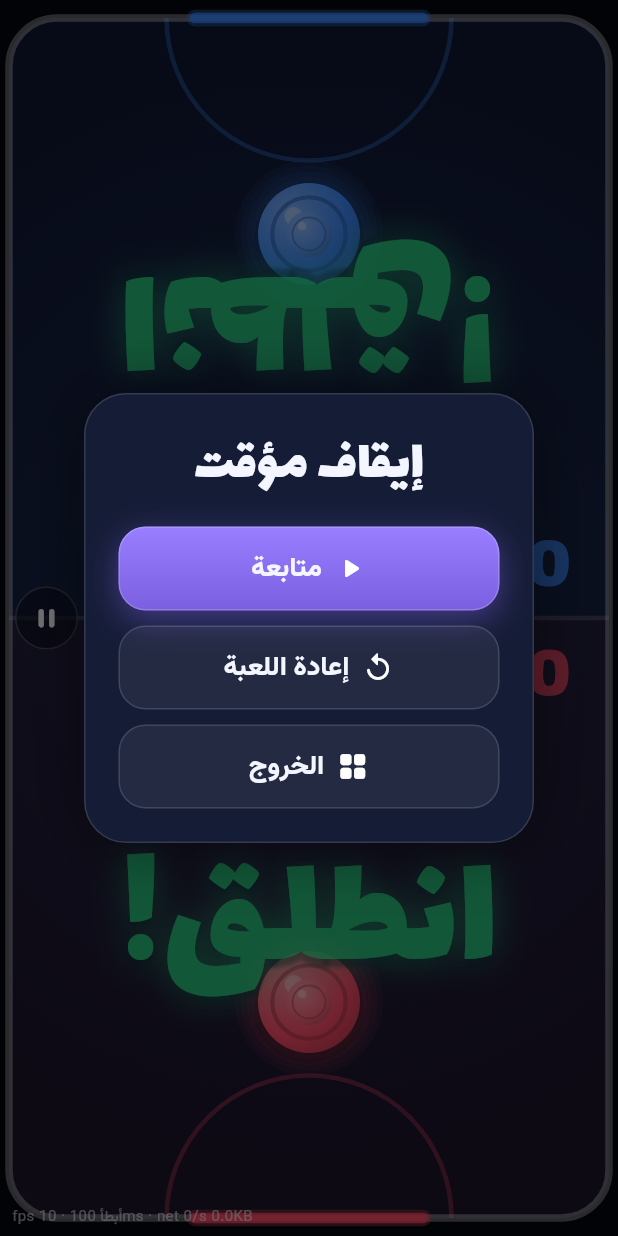
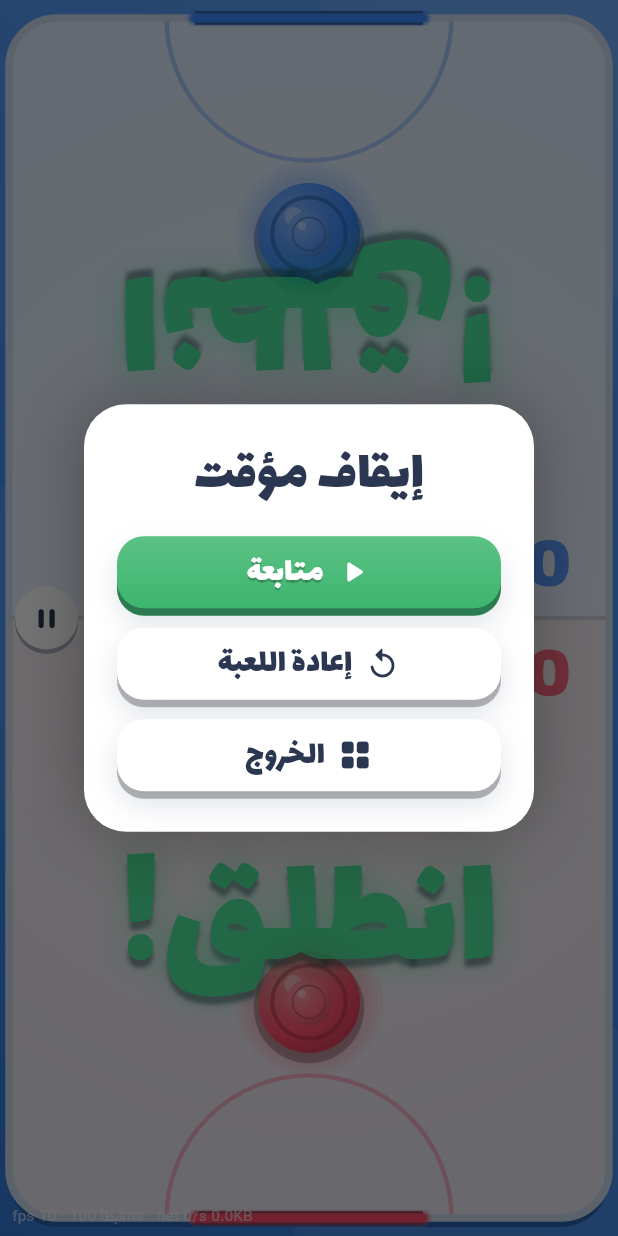
Before and after one commit to DrAhmed19/lamma, a Flutter app: the HockeyGame screen opened directly, after a tap on the "pause" icon, on a phone screen of 412 x 824 dp. Run offline on Flutter 3.47's test engine with Material 3 defaults, Android fonts, the phone set to English and light mode, and no system bars; our stand-ins replace app_links, audioplayers, open_filex, qr_flutter, share_plus, shared_preferences and 1 more; missing offline and left inert: dart:js_interop; accounts and stored records are empty; network calls fail.

Commit message:
إعادة التصميم (مرحلة 4): داخل الألعاب بعوالم ملونة بلون أيقوناتها، وأزرار وقوائم ونتيجة بيضاء
- paintWorld/kWorld بـ core/draw.dart
- إكس أو، أربعة بالصف، الهوكي (طاولة بيضاء)، أسرع إصبع، شد الحبل، سؤال وجواب، المحيبس، منو بينا، الجاسوس
- زر الإيقاف وقائمته، شارة الدور، شاشة النتيجة (بطاقة بيضاء)، زر المشاركة
- بطاقة دور الجاسوس بيضاء حتى تبين
- ui_online_test: لقطات اختيارية بـ SHOT_DIR

Co-Authored-By: Claude Opus 5.5 <noreply@anthropic.com>
Claude-Session: https://claude.ai/code/session_01Wyjf8ARjfC4NrfDiBTMT8W

```diff
--- a/lib/core/draw.dart
+++ b/lib/core/draw.dart
@@ -129,3 +129,35 @@ double easeOutCubic(double t) {
   final x = 1 - t;
   return 1 - x * x * x;
 }
+
+/// «عالم» اللعبة: خلفية بلون أيقونتها (فاتحة من فوق) ويا دوائر ناعمة، حسب النموذج الجديد.
+void paintWorld(Canvas canvas, Rect r, Color col) {
+  canvas.drawRect(
+    r,
+    Paint()
+      ..shader = LinearGradient(
+        begin: Alignment.topRight,
+        end: Alignment.bottomLeft,
+        colors: [lighten(col, 0.2), col, darken(col, 0.12)],
+        stops: const [0, 0.55, 1],
+      ).createShader(r),
+  );
+  final p = Paint()..color = alpha(Colors.white, 0.08);
+  final m = r.shortestSide;
+  canvas.drawCircle(Offset(r.left + r.width * 0.88, r.top + r.height * 0.06), m * 0.38, p);
+  canvas.drawCircle(Offset(r.left + r.width * 0.06, r.top + r.height * 0.52), m * 0.26, p);
+  canvas.drawCircle(Offset(r.left + r.width * 0.78, r.top + r.height * 0.95), m * 0.32, p);
+}
+
+/// ألوان عوالم الألعاب (نفس خلفية أيقونة كل لعبة)
+const kWorld = {
+  'xo': Color(0xFF5A6CF0),
+  'connect4': Color(0xFFF2545B),
+  'hockey': Color(0xFF3B8CF5),
+  'reaction': Color(0xFF2EB872),
+  'tug': Color(0xFFD9954E),
+  'quiz': Color(0xFF9B5DE5),
+  'whois': Color(0xFFFF9A3D),
+  'spy': Color(0xFFE5583D),
+  'muhaibes': Color(0xFFEC4D93),
+};
--- a/lib/games/hockey.dart
+++ b/lib/games/hockey.dart
@@ -271,13 +271,15 @@ class _HockeyPainter extends CustomPainter {
     final dual = !s.online;
     final goals = s.m.goals;
 
-    canvas.drawRect(Offset.zero & size, Paint()..color = const Color(0xFF05070D));
+    paintWorld(canvas, Offset.zero & size, kWorld['hockey']!);
     final tr = RRect.fromRectAndRadius(t, Radius.circular(w * 0.08));
+    // طاولة ثلج بيضاء بحافة سفلية (مثل الأيقونة)
+    canvas.drawRRect(tr.shift(const Offset(0, 6)), Paint()..color = darken(kWorld['hockey']!, 0.3));
     canvas.drawRRect(
       tr,
       Paint()
         ..shader = const RadialGradient(
-          colors: [Color(0xFF1B2448), Color(0xFF0D1229)],
+          colors: [Color(0xFFFFFFFF), Color(0xFFE9F1FB)],
           radius: 0.9,
         ).createShader(t),
     );
@@ -290,10 +292,10 @@ class _HockeyPainter extends CustomPainter {
     final line = Paint()
       ..style = PaintingStyle.stroke
       ..strokeWidth = 3
-      ..color = alpha(Colors.white, 0.16);
+      ..color = alpha(L.ink, 0.16);
     canvas.drawLine(Offset(t.left, c.dy), Offset(t.right, c.dy), line);
     canvas.drawCircle(c, w * 0.17, line);
-    canvas.drawCircle(c, 6, Paint()..color = alpha(Colors.white, 0.25));
+    canvas.drawCircle(c, 6, Paint()..color = alpha(L.ink, 0.3));
     // منطقة المرمى
     canvas.drawArc(Rect.fromCircle(center: Offset(c.dx, t.top), radius: s.gw * 1.25), 0, math.pi, false, line..color = alpha(p1, 0.35));
     canvas.drawArc(Rect.fromCircle(center: Offset(c.dx, t.bottom), radius: s.gw * 1.25), math.pi, math.pi, false, Paint()..style = PaintingStyle.stroke..strokeWidth = 3..color = alpha(p0, 0.35));
@@ -307,11 +309,11 @@ class _HockeyPainter extends CustomPainter {
     final edge = Paint()
       ..style = PaintingStyle.stroke
       ..strokeWidth = 5
-      ..color = alpha(Colors.white, 0.35);
+      ..color = const Color(0xFFCADAEE);
     canvas.drawRRect(tr, edge);
     void goal(double y, Color col) {
       final a = Offset(c.dx - s.gw, y), bb = Offset(c.dx + s.gw, y);
-      canvas.drawLine(a, bb, Paint()..color = const Color(0xFF05070D)..strokeWidth = 9);
+      canvas.drawLine(a, bb, Paint()..color = L.ink..strokeWidth = 9);
       canvas.drawLine(a, bb, Paint()..color = alpha(col, 0.35)..strokeWidth = 11..strokeCap = StrokeCap.round);
       canvas.drawLine(a, bb, Paint()..color = alpha(col, 0.8)..strokeWidth = 7..strokeCap = StrokeCap.round);
       canvas.drawLine(a, bb, Paint()..color = col..strokeWidth = 4..strokeCap = StrokeCap.round);
@@ -323,7 +325,7 @@ class _HockeyPainter extends CustomPainter {
     // أثر القرص
     for (var i = 0; i < s.trail.length; i++) {
       final k = (i + 1) / s.trail.length;
-      canvas.drawCircle(s.trail[i], s.rk * (0.4 + 0.5 * k), Paint()..color = alpha(Colors.white, 0.08 * k));
+      canvas.drawCircle(s.trail[i], s.rk * (0.4 + 0.5 * k), Paint()..color = alpha(L.ink, 0.07 * k));
     }
 
     // القرص
--- a/lib/games/muhaibes.dart
+++ b/lib/games/muhaibes.dart
@@ -2,6 +2,7 @@ import 'dart:math' as math;
 
 import 'package:flutter/material.dart';
 
+import '../core/draw.dart';
 import '../core/fx.dart';
 import '../core/loop.dart';
 import '../core/sfx.dart';
@@ -389,9 +390,9 @@ class _Backdrop extends StatelessWidget {
 
   @override
   Widget build(BuildContext context) {
-    return const DecoratedBox(
+    return DecoratedBox(
       decoration: BoxDecoration(
-        gradient: RadialGradient(center: Alignment(0, -0.2), radius: 1.1, colors: [Color(0xFF3A1F3F), C.bg]),
+        gradient: RadialGradient(center: const Alignment(0, -0.2), radius: 1.1, colors: [lighten(kWorld['muhaibes']!, 0.08), darken(kWorld['muhaibes']!, 0.4)]),
       ),
     );
   }
--- a/lib/games/quiz.dart
+++ b/lib/games/quiz.dart
@@ -2,6 +2,7 @@ import 'dart:math' as math;
 
 import 'package:flutter/material.dart';
 
+import '../core/draw.dart';
 import '../core/fx.dart';
 import '../core/loop.dart';
 import '../core/sfx.dart';
@@ -103,11 +104,11 @@ class _QuizState extends LoopState<QuizGame> {
               children: [
                 Positioned.fill(
                   child: Container(
-                    decoration: const BoxDecoration(
+                    decoration: BoxDecoration(
                       gradient: LinearGradient(
                         begin: Alignment.topCenter,
                         end: Alignment.bottomCenter,
-                        colors: [Color(0xFF1A1240), Color(0xFF0B0A24)],
+                        colors: [lighten(kWorld['quiz']!, 0.12), darken(kWorld['quiz']!, 0.3)],
                       ),
                     ),
                   ),
--- a/lib/games/tug.dart
+++ b/lib/games/tug.dart
@@ -183,7 +183,7 @@ class _TugPainter extends CustomPainter {
         ..shader = LinearGradient(
           begin: Alignment.topCenter,
           end: Alignment.bottomCenter,
-          colors: [darken(p1, 0.72), darken(p1, 0.25)],
+          colors: [darken(p1, 0.35), lighten(p1, 0.08)],
         ).createShader(top),
     );
     // منطقة اللاعب الأول (تحت)
@@ -194,7 +194,7 @@ class _TugPainter extends CustomPainter {
         ..shader = LinearGradient(
           begin: Alignment.bottomCenter,
           end: Alignment.topCenter,
-          colors: [darken(p0, 0.72), darken(p0, 0.25)],
+          colors: [darken(p0, 0.35), lighten(p0, 0.08)],
         ).createShader(bottom),
     );
 
--- a/lib/games/whois.dart
+++ b/lib/games/whois.dart
@@ -2,6 +2,7 @@ import 'dart:math' as math;
 
 import 'package:flutter/material.dart';
 
+import '../core/draw.dart';
 import '../core/fx.dart';
 import '../core/loop.dart';
 import '../core/sfx.dart';
@@ -686,9 +687,9 @@ class _Backdrop extends StatelessWidget {
 
   @override
   Widget build(BuildContext context) {
-    return const DecoratedBox(
+    return DecoratedBox(
       decoration: BoxDecoration(
-        gradient: RadialGradient(center: Alignment(0, -0.5), radius: 1.2, colors: [Color(0xFF1F2F5C), C.bg]),
+        gradient: RadialGradient(center: const Alignment(0, -0.5), radius: 1.2, colors: [lighten(kWorld['whois']!, 0.05), darken(kWorld['whois']!, 0.4)]),
       ),
     );
   }
--- a/lib/ui/kit.dart
+++ b/lib/ui/kit.dart
@@ -204,10 +204,10 @@ class GlassIconButton extends StatelessWidget {
         height: size,
         decoration: BoxDecoration(
           shape: BoxShape.circle,
-          color: alpha(const Color(0xFF0B1022), 0.62),
-          border: Border.all(color: alpha(Colors.white, 0.22)),
+          color: Colors.white,
+          boxShadow: [BoxShadow(color: alpha(const Color(0xFF1E325A), 0.35), offset: const Offset(0, 3))],
         ),
-        child: Icon(icon, color: Colors.white, size: size * 0.5),
+        child: Icon(icon, color: L.ink, size: size * 0.52),
       ),
     );
   }
@@ -311,33 +311,33 @@ class _PauseMenu extends StatelessWidget {
           width: 300,
           padding: const EdgeInsets.fromLTRB(22, 26, 22, 22),
           decoration: BoxDecoration(
-            color: C.surface,
+            color: Colors.white,
             borderRadius: BorderRadius.circular(28),
-            border: Border.all(color: C.line),
             boxShadow: [
-              BoxShadow(color: alpha(Colors.black, 0.5), blurRadius: 40),
+              BoxShadow(color: alpha(Colors.black, 0.3), blurRadius: 40),
             ],
           ),
           child: Column(
             mainAxisSize: MainAxisSize.min,
             crossAxisAlignment: CrossAxisAlignment.stretch,
             children: [
-              Text('إيقاف مؤقت', textAlign: TextAlign.center, style: display(38)),
+              Text('إيقاف مؤقت', textAlign: TextAlign.center, style: display(38, color: L.ink)),
               const SizedBox(height: 18),
-              BigButton(
+              ChunkyButton(
                 label: 'متابعة',
                 icon: Icons.play_arrow_rounded,
+                color: const Color(0xFF3DB56E),
                 onTap: () => Navigator.pop(context, PauseAction.resume),
               ),
-              const SizedBox(height: 10),
-              BigButton(
+              const SizedBox(height: 8),
+              ChunkyButton(
                 label: 'إعادة اللعبة',
                 icon: Icons.replay_rounded,
                 filled: false,
                 onTap: () => Navigator.pop(context, PauseAction.restart),
               ),
-              const SizedBox(height: 10),
-              BigButton(
+              const SizedBox(height: 8),
+              ChunkyButton(
                 label: 'الخروج',
                 icon: Icons.grid_view_rounded,
                 filled: false,
@@ -512,9 +512,10 @@ class ResultOverlay extends StatelessWidget {
   final String? subtitle;
 
   String get _title => winner < 0 ? 'تعادل!' : 'فاز ${names != null && winner < names!.length ? names![winner] : C.playerNames[_seat(winner)]}!';
-  Color get _color => winner < 0 ? Colors.white : C.players[_seat(winner)];
+  Color get _color => winner < 0 ? L.ink : C.players[_seat(winner)];
 
-  Widget _banner() {
+  Widget _banner({bool card = true}) {
+    final col = winner < 0 && !card ? Colors.white : _color;
     return Column(
       mainAxisSize: MainAxisSize.min,
       children: [
@@ -527,14 +528,14 @@ class ResultOverlay extends StatelessWidget {
         Text(
           _title,
           textAlign: TextAlign.center,
-          style: display(46, color: _color, shadows: [
-            Shadow(color: alpha(_color, 0.6), blurRadius: 24),
+          style: display(46, color: col, shadows: [
+            Shadow(color: alpha(darken(col, 0.4), 0.35), offset: const Offset(0, 3)),
           ]),
         ),
         if (subtitle != null)
           Padding(
             padding: const EdgeInsets.only(top: 2),
-            child: Text(subtitle!, style: body(16, color: C.muted)),
+            child: Text(subtitle!, textAlign: TextAlign.center, style: body(16, weight: FontWeight.w800, color: card ? L.muted : Colors.white70)),
           ),
       ],
     );
@@ -550,9 +551,9 @@ class ResultOverlay extends StatelessWidget {
           Container(
             padding: const EdgeInsets.symmetric(horizontal: 14, vertical: 8),
             decoration: BoxDecoration(
-              color: alpha(C.players[_seat(i)], i == winner ? 0.28 : 0.12),
+              color: i == winner ? alpha(C.players[_seat(i)], 0.16) : L.sky,
               borderRadius: BorderRadius.circular(14),
-              border: Border.all(color: alpha(C.players[_seat(i)], i == winner ? 0.9 : 0.35)),
+              border: Border.all(color: i == winner ? C.players[_seat(i)] : L.sky2, width: 2),
             ),
             child: Row(
               mainAxisSize: MainAxisSize.min,
@@ -563,7 +564,7 @@ class ResultOverlay extends StatelessWidget {
                   decoration: BoxDecoration(color: C.players[_seat(i)], shape: BoxShape.circle),
                 ),
                 const SizedBox(width: 8),
-                Text('${scores[i]}', style: display(24)),
+                Text('${scores[i]}', style: display(24, color: L.ink)),
               ],
             ),
           ),
@@ -573,7 +574,10 @@ class ResultOverlay extends StatelessWidget {
 
   @override
   Widget build(BuildContext context) {
-    final panel = Column(
+    final panel = Container(
+      padding: const EdgeInsets.fromLTRB(22, 18, 22, 16),
+      decoration: BoxDecoration(color: Colors.white, borderRadius: BorderRadius.circular(30), boxShadow: [BoxShadow(color: alpha(Colors.black, 0.3), blurRadius: 30, offset: const Offset(0, 10))]),
+      child: Column(
       mainAxisSize: MainAxisSize.min,
       children: [
         _banner(),
@@ -591,17 +595,17 @@ class ResultOverlay extends StatelessWidget {
             if (_publicRoom != null)
               ListenableBuilder(
                 listenable: _publicRoom!,
-                builder: (context, _) => BigButton(
+                builder: (context, _) => ChunkyButton(
                   label: againLabelOf(session!) ?? 'مرة أخرى',
                   icon: Icons.replay_rounded,
                   onTap: onAgain,
-                  color: winner >= 0 ? _color : C.accent,
+                  color: winner >= 0 ? _color : const Color(0xFF2E9BF0),
                 ),
               )
             else
-              BigButton(label: againLabel ?? 'العب مرة أخرى', icon: Icons.replay_rounded, onTap: onAgain, color: winner >= 0 ? _color : C.accent),
+              ChunkyButton(label: againLabel ?? 'العب مرة أخرى', icon: Icons.replay_rounded, onTap: onAgain, color: winner >= 0 ? _color : const Color(0xFF2E9BF0)),
             const SizedBox(width: 10),
-            BigButton(
+            ChunkyButton(
               // الغرف العامة: الخروج يرجّع للرئيسية (مو للغرفة)
               label: _publicRoom != null ? 'الرئيسية' : (menuLabel ?? 'الرئيسية'),
               filled: false,
@@ -614,6 +618,7 @@ class ResultOverlay extends StatelessWidget {
           ShareResultButton(data: _shareData),
         ],
       ],
+    ),
     );
 
     return TweenAnimationBuilder<double>(
@@ -627,12 +632,12 @@ class ResultOverlay extends StatelessWidget {
       child: Stack(
         children: [
           // تعتيم بدون تمويه (التمويه فوق لعبة شغالة غالي بالمتصفح)
-          Positioned.fill(child: Container(color: alpha(const Color(0xFF05070F), 0.72))),
+          Positioned.fill(child: Container(color: alpha(const Color(0xFF14203A), 0.55))),
           // FittedBox: بالشاشات الصغيرة (أو نص الشاشة للاعبين) النتيجة تصغر بدل ما تطلع برا
           if (dual)
             Column(
               children: [
-                Expanded(child: Center(child: FittedBox(fit: BoxFit.scaleDown, child: RotatedBox(quarterTurns: 2, child: _banner())))),
+                Expanded(child: Center(child: FittedBox(fit: BoxFit.scaleDown, child: RotatedBox(quarterTurns: 2, child: _banner(card: false))))),
                 Expanded(child: Center(child: Padding(padding: const EdgeInsets.all(8), child: FittedBox(fit: BoxFit.scaleDown, child: panel)))),
               ],
             )
@@ -660,10 +665,10 @@ class TurnBadge extends StatelessWidget {
       curve: Curves.easeOut,
       padding: const EdgeInsets.symmetric(horizontal: 18, vertical: 10),
       decoration: BoxDecoration(
-        color: alpha(c, active ? 0.22 : 0.06),
+        color: active ? Colors.white : alpha(Colors.white, 0.75),
         borderRadius: BorderRadius.circular(20),
-        border: Border.all(color: alpha(c, active ? 0.9 : 0.25), width: active ? 2.0 : 1.0),
-        boxShadow: active ? [BoxShadow(color: alpha(c, 0.35), blurRadius: 20)] : null,
+        border: Border.all(color: active ? c : Colors.transparent, width: 3),
+        boxShadow: [BoxShadow(color: active ? darken(c, 0.2) : alpha(const Color(0xFF1E325A), 0.25), offset: const Offset(0, 4))],
       ),
       child: Row(
         mainAxisSize: MainAxisSize.min,
@@ -676,10 +681,10 @@ class TurnBadge extends StatelessWidget {
           const SizedBox(width: 10),
           Text(
             label ?? (active ? 'دورك' : C.playerNames[player]),
-            style: body(18, weight: FontWeight.w800, color: active ? Colors.white : C.muted),
+            style: body(18, weight: FontWeight.w800, color: active ? L.ink : L.muted),
           ),
           const SizedBox(width: 14),
-          Text('$score', style: display(26, color: c)),
+          Text('$score', style: display(26, color: darken(c, 0.08))),
         ],
       ),
     );
--- a/lib/ui/share_card.dart
+++ b/lib/ui/share_card.dart
@@ -462,8 +462,8 @@ class ShareResultButton extends StatelessWidget {
   Widget build(BuildContext context) {
     return TextButton.icon(
       onPressed: () => showShareSheet(context, data()),
-      icon: const Icon(Icons.ios_share_rounded, color: Colors.white),
-      label: Text('شارك النتيجة', style: body(16, weight: FontWeight.w800)),
+      icon: const Icon(Icons.ios_share_rounded, color: L.ink),
+      label: Text('شارك النتيجة', style: body(16, weight: FontWeight.w800, color: L.ink)),
     );
   }
 }
```
Also changed, not shown: lib/games/connect4.dart (+4 -7 lines), lib/games/reaction.dart (+5 -5 lines), lib/games/spy.dart (+9 -6 lines), lib/games/xo.dart (+6 -13 lines), tools/ui_online_test.dart (+19 -2 lines), 1 other file.
